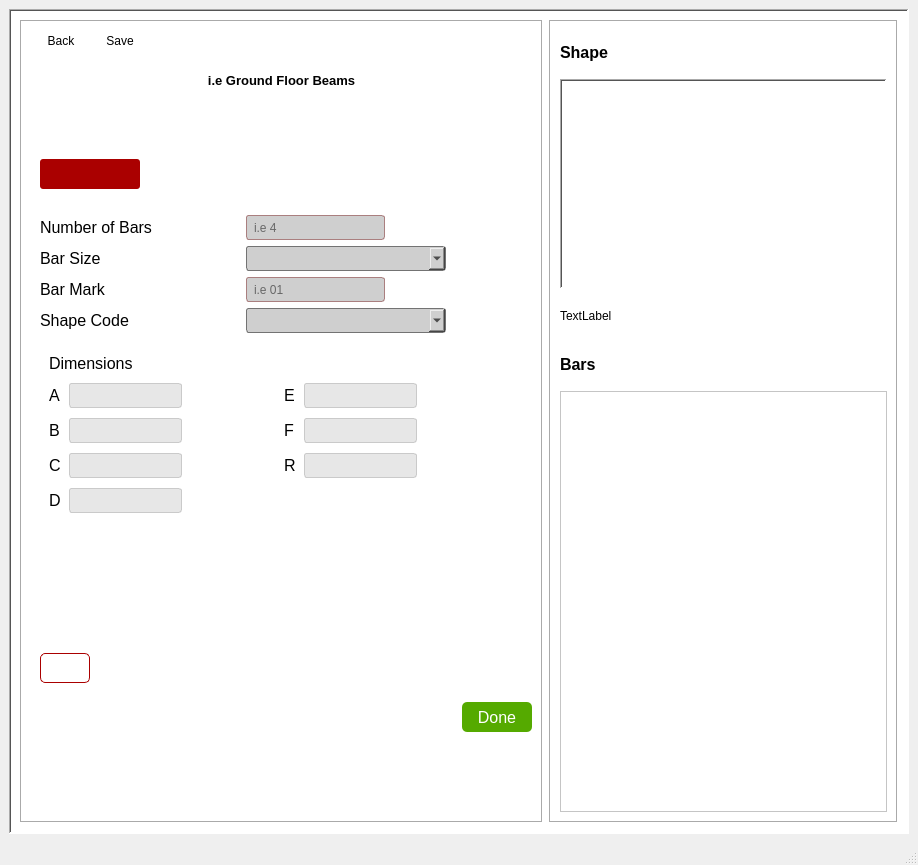
Old version of the form assets/ui/GenBBS_reinf.ui in the repository Ano-ly/GenBBS.
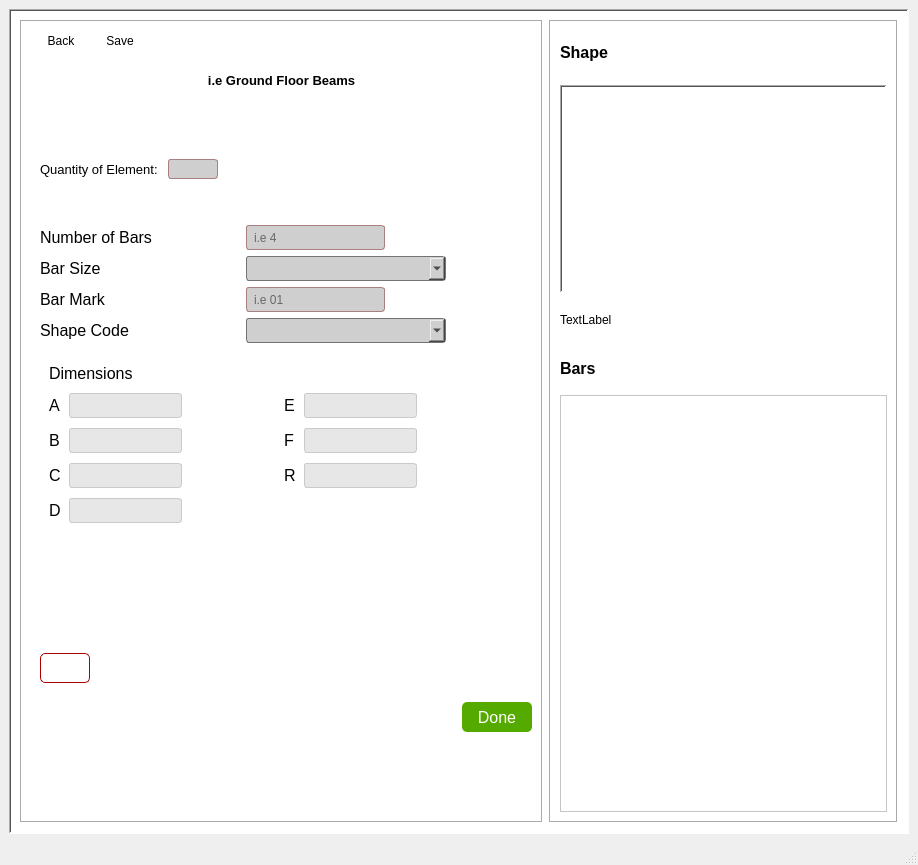
New version of the form. Icons and pictures are not drawn.

```diff
--- a/assets/ui/GenBBS_reinf.ui
+++ b/assets/ui/GenBBS_reinf.ui
@@ -152,6 +152,9 @@
 border: 1px solid rgb(115, 115, 115);
 padding-left: 5px;
 background-color: rgb(207, 207, 207);
+}
+elementNoReinf {
+background-color: rgb(207, 207, 207);
 }</string>
          </property>
          <property name="frameShape">
@@ -278,29 +281,64 @@
               </spacer>
              </item>
              <item>
-              <widget class="QLabel" name="serialNoReinf">
+              <layout class="QHBoxLayout" name="layout9reinf" stretch="1,1,0">
+               <item>
+                <widget class="QLabel" name="labelQtReinf">
                <property name="sizePolicy">
-                <sizepolicy hsizetype="Fixed" vsizetype="Fixed">
+                  <sizepolicy hsizetype="Fixed" vsizetype="Preferred">
                  <horstretch>0</horstretch>
                  <verstretch>0</verstretch>
                 </sizepolicy>
                </property>
-               <property name="minimumSize">
-                <size>
-                 <width>100</width>
-                 <height>30</height>
-                </size>
-               </property>
                <property name="font">
                 <font>
                  <pointsize>10</pointsize>
-                 <bold>true</bold>
                 </font>
                </property>
                <property name="text">
-                <string/>
-               </property>
-              </widget>
+                  <string>Quantity of Element: </string>
+                 </property>
+                </widget>
+               </item>
+               <item>
+                <widget class="QLineEdit" name="elementNoReinf">
+                 <property name="sizePolicy">
+                  <sizepolicy hsizetype="Maximum" vsizetype="Fixed">
+                   <horstretch>0</horstretch>
+                   <verstretch>0</verstretch>
+                  </sizepolicy>
+                 </property>
+                 <property name="minimumSize">
+                  <size>
+                   <width>20</width>
+                   <height>20</height>
+                  </size>
+                 </property>
+                 <property name="maximumSize">
+                  <size>
+                   <width>50</width>
+                   <height>20</height>
+                  </size>
+                 </property>
+                </widget>
+               </item>
+               <item>
+                <spacer name="horizontalSpacer_2">
+                 <property name="orientation">
+                  <enum>Qt::Orientation::Horizontal</enum>
+                 </property>
+                 <property name="sizeType">
+                  <enum>QSizePolicy::Policy::Expanding</enum>
+                 </property>
+                 <property name="sizeHint" stdset="0">
+                  <size>
+                   <width>40</width>
+                   <height>20</height>
+                  </size>
+                 </property>
+                </spacer>
+               </item>
+              </layout>
              </item>
              <item>
               <spacer name="verticalSpacer">
@@ -313,7 +351,7 @@
                <property name="sizeHint" stdset="0">
                 <size>
                  <width>20</width>
-                 <height>20</height>
+                 <height>40</height>
                 </size>
                </property>
               </spacer>
@@ -1531,7 +1569,7 @@
          <property name="frameShadow">
           <enum>QFrame::Shadow::Sunken</enum>
          </property>
-         <layout class="QVBoxLayout" name="verticalLayout_2" stretch="1,5,1,1,10">
+         <layout class="QVBoxLayout" name="verticalLayout_2" stretch="1,0,5,1,1,10">
           <item>
            <widget class="QLabel" name="label2Reinf">
             <property name="font">
@@ -1547,6 +1585,16 @@
             </property>
            </widget>
           </item>
+          <item>
+           <widget class="QFrame" name="frame">
+            <property name="frameShape">
+             <enum>QFrame::Shape::StyledPanel</enum>
+            </property>
+            <property name="frameShadow">
+             <enum>QFrame::Shadow::Raised</enum>
+            </property>
+           </widget>
+          </item>
           <item>
            <widget class="QLabel" name="shapeDisplayReinf">
             <property name="font">
```
Lines whose indentation alone changed are shown as unchanged.
